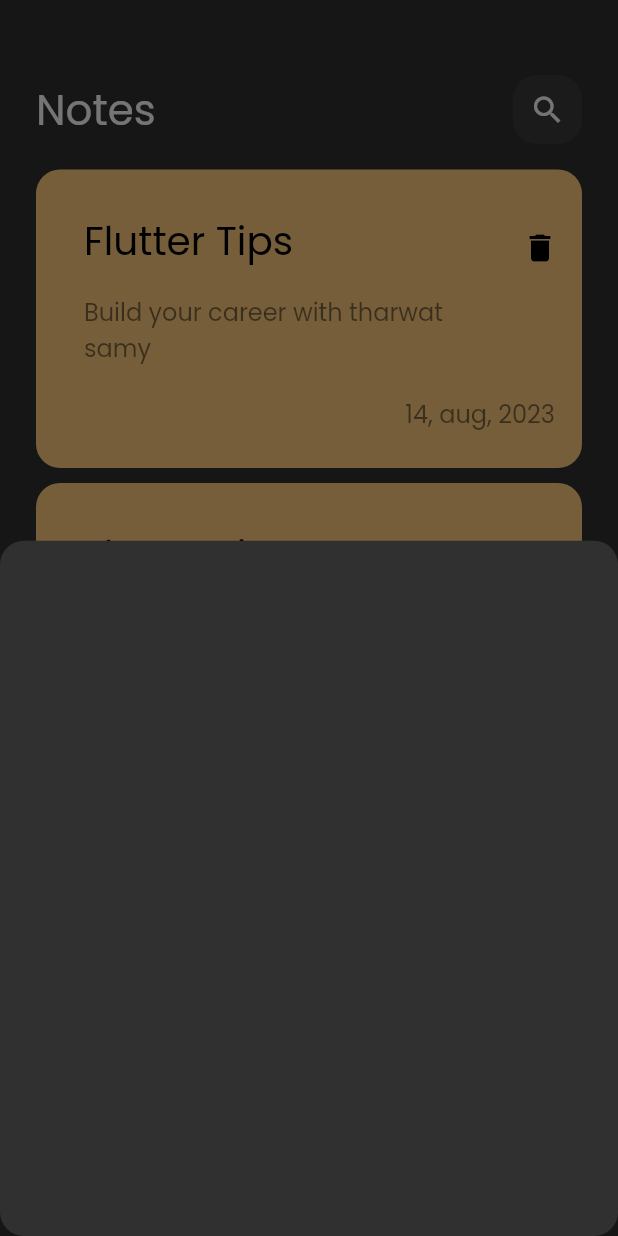
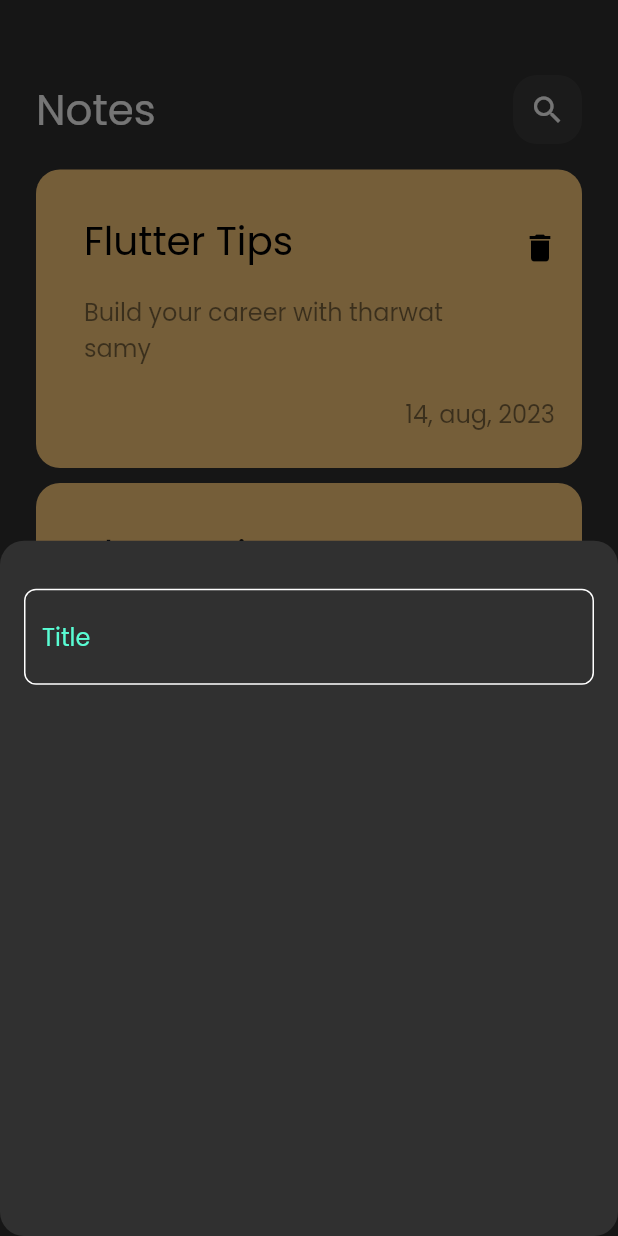
Before and after one commit to Rajab-Alkahef/note_app, a Flutter app: the screen it shows after launch, after a tap on the "add" icon, on a phone screen of 412 x 824 dp. Run offline on Flutter 3.47's test engine with Material 2 defaults, Android fonts, the phone set to English and light mode, and no system bars.

Commit message:
custom text field

```diff
--- a/lib/Views/widgets/add_note_bottom_sheet.dart
+++ b/lib/Views/widgets/add_note_bottom_sheet.dart
@@ -1,10 +1,23 @@
 import 'package:flutter/cupertino.dart';
+import 'package:flutter/material.dart';
+
+import 'custom_text_field.dart';
 
 class AddNotesBottomSheet extends StatelessWidget {
   const AddNotesBottomSheet({super.key});
 
   @override
   Widget build(BuildContext context) {
-    return Container();
+    return Padding(
+      padding: const EdgeInsets.symmetric(horizontal: 16.0),
+      child: Column(
+        children: [
+          SizedBox(
+            height: 32,
+          ),
+          customTextField(),
+        ],
+      ),
+    );
   }
 }
--- /dev/null
+++ b/lib/Views/widgets/custom_text_field.dart
@@ -0,0 +1,27 @@
+import 'package:flutter/cupertino.dart';
+import 'package:flutter/material.dart';
+import 'package:notes_app/constants.dart';
+
+class customTextField extends StatelessWidget {
+  const customTextField({super.key});
+
+  @override
+  Widget build(BuildContext context) {
+    return TextField(
+      cursorColor: kprimaryColor,
+      decoration: InputDecoration(
+        hintText: 'Title',
+        hintStyle: TextStyle(color: kprimaryColor),
+        border: builtBorder(),
+        enabledBorder: builtBorder(),
+        focusedBorder: builtBorder(kprimaryColor),
+      ),
+    );
+  }
+
+  OutlineInputBorder builtBorder([color]) {
+    return OutlineInputBorder(
+        borderRadius: BorderRadius.circular(8),
+        borderSide: BorderSide(color: color ?? Colors.white));
+  }
+}
--- /dev/null
+++ b/lib/constants.dart
@@ -0,0 +1,3 @@
+import 'dart:ui';
+
+const kprimaryColor = Color(0xff59fdd4);
```
